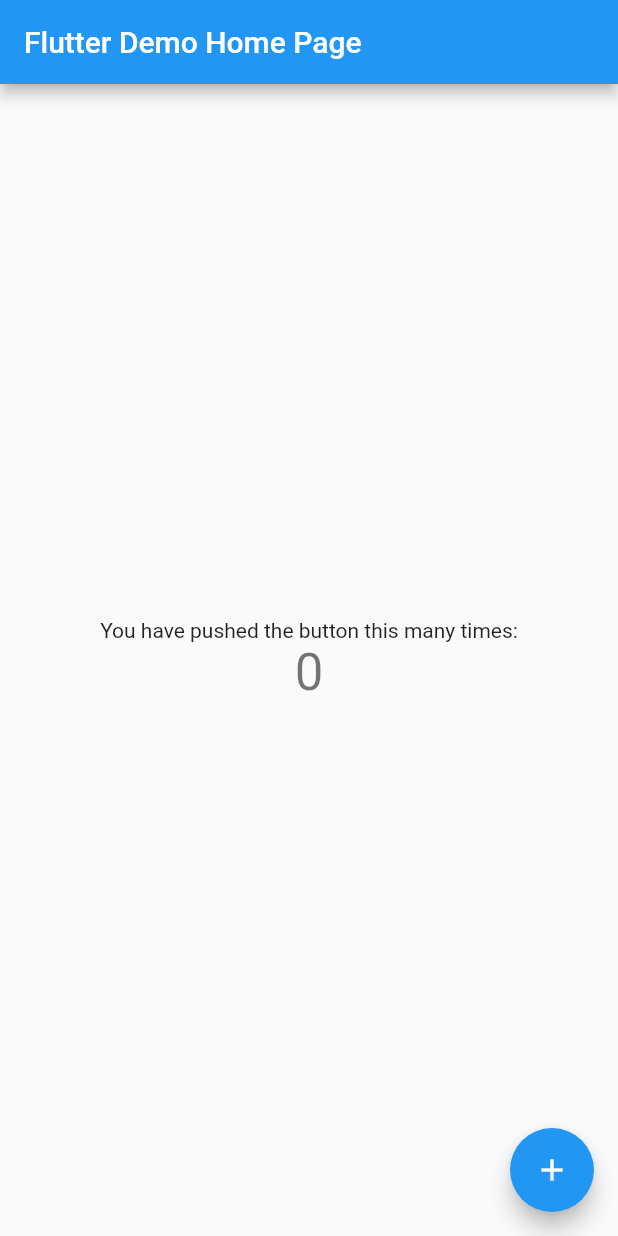
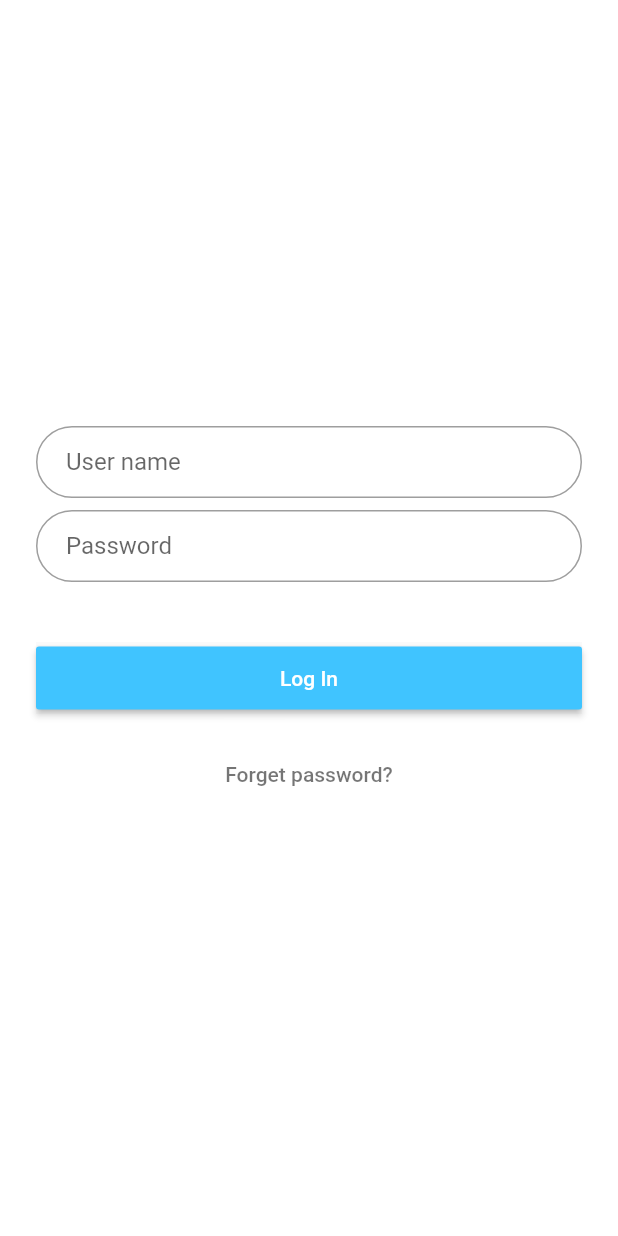
Before and after one commit to ShoeRiderr/flutter_mysql_login_app, a Flutter app: the screen it shows after launch, on a phone screen of 412 x 824 dp. Run offline on Flutter 3.47's test engine with Material 2 defaults, Android fonts, the phone set to English and light mode, and no system bars.

Commit message:
prepare login and welcome page layouts

```diff
--- /dev/null
+++ b/lib/login_page.dart
@@ -0,0 +1,83 @@
+import 'package:flutter/material.dart';
+import 'home_page.dart';
+
+class LoginPage extends StatefulWidget {
+  const LoginPage({Key? key}) : super(key: key);
+  static String tag = 'login-page';
+
+  @override
+  State<LoginPage> createState() => _LoginPageState();
+}
+
+class _LoginPageState extends State<LoginPage> {
+  @override
+  Widget build(BuildContext context) {
+
+    final name = TextFormField(
+      keyboardType: TextInputType.text,
+      autofocus: false,
+      decoration: InputDecoration(
+        hintText: 'User name',
+        contentPadding: const EdgeInsets.fromLTRB(20.0, 10.0, 20.0, 10.0),
+        border: OutlineInputBorder(
+          borderRadius: BorderRadius.circular(32.0)
+        )
+      )
+    );
+
+    final password = TextFormField(
+        autofocus: false,
+        obscureText: true,
+        decoration: InputDecoration(
+            hintText: 'Password',
+            contentPadding: const EdgeInsets.fromLTRB(20.0, 10.0, 20.0, 10.0),
+            border: OutlineInputBorder(
+                borderRadius: BorderRadius.circular(32.0)
+            )
+        )
+    );
+
+    final loginButton = Padding(
+      padding: const EdgeInsets.symmetric(vertical: 16.0),
+      child: Material(
+        shadowColor: Colors.lightBlueAccent.shade100,
+        child: MaterialButton(
+          minWidth: 200.0,
+          height: 42.0,
+          onPressed: () {
+            Navigator.of(context).pushNamed(HomePage.tag);
+          },
+          color: Colors.lightBlueAccent,
+          child: const Text('Log In', style: TextStyle(color: Colors.white)),
+        ),
+      ),
+    );
+
+    final forgotLabel = TextButton(
+      onPressed: () {  },
+      child: const Text(
+        'Forget password?',
+        style: TextStyle(color: Colors.black54),
+      )
+    );
+
+
+    return Scaffold(
+      backgroundColor: Colors.white,
+      body: Center(
+        child: ListView(
+          shrinkWrap: true,
+          padding: const EdgeInsets.only(left: 24.0, right: 24.0),
+          children: <Widget>[
+            name,
+            const SizedBox(height: 8.0),
+            password,
+            const SizedBox(height: 24.0),
+            loginButton,
+            forgotLabel
+          ],
+        )
+      )
+    );
+  }
+}
--- a/lib/main.dart
+++ b/lib/main.dart
@@ -1,115 +1,28 @@
 import 'package:flutter/material.dart';
+import 'login_page.dart';
+import 'home_page.dart';
 
-void main() {
-  runApp(const MyApp());
-}
+void main() => runApp(const MyApp());
 
 class MyApp extends StatelessWidget {
   const MyApp({super.key});
+  // This widget is the root of your application.
 
-  // This widget is the root of your application.
   @override
   Widget build(BuildContext context) {
+    final routes = <String, WidgetBuilder>{
+      LoginPage.tag: (context) => const LoginPage(),
+      HomePage.tag: (context) => const HomePage(),
+    };
+
     return MaterialApp(
       title: 'Flutter Demo',
       theme: ThemeData(
-        // This is the theme of your application.
-        //
-        // Try running your application with "flutter run". You'll see the
-        // application has a blue toolbar. Then, without quitting the app, try
-        // changing the primarySwatch below to Colors.green and then invoke
-        // "hot reload" (press "r" in the console where you ran "flutter run",
-        // or simply save your changes to "hot reload" in a Flutter IDE).
-        // Notice that the counter didn't reset back to zero; the application
-        // is not restarted.
+
         primarySwatch: Colors.blue,
       ),
-      home: const MyHomePage(title: 'Flutter Demo Home Page'),
+      home: const LoginPage(),
+      routes: routes,
     );
   }
 }
-
-class MyHomePage extends StatefulWidget {
-  const MyHomePage({super.key, required this.title});
-
-  // This widget is the home page of your application. It is stateful, meaning
-  // that it has a State object (defined below) that contains fields that affect
-  // how it looks.
-
-  // This class is the configuration for the state. It holds the values (in this
-  // case the title) provided by the parent (in this case the App widget) and
-  // used by the build method of the State. Fields in a Widget subclass are
-  // always marked "final".
-
-  final String title;
-
-  @override
-  State<MyHomePage> createState() => _MyHomePageState();
-}
-
-class _MyHomePageState extends State<MyHomePage> {
-  int _counter = 0;
-
-  void _incrementCounter() {
-    setState(() {
-      // This call to setState tells the Flutter framework that something has
-      // changed in this State, which causes it to rerun the build method below
-      // so that the display can reflect the updated values. If we changed
-      // _counter without calling setState(), then the build method would not be
-      // called again, and so nothing would appear to happen.
-      _counter++;
-    });
-  }
-
-  @override
-  Widget build(BuildContext context) {
-    // This method is rerun every time setState is called, for instance as done
-    // by the _incrementCounter method above.
-    //
-    // The Flutter framework has been optimized to make rerunning build methods
-    // fast, so that you can just rebuild anything that needs updating rather
-    // than having to individually change instances of widgets.
-    return Scaffold(
-      appBar: AppBar(
-        // Here we take the value from the MyHomePage object that was created by
-        // the App.build method, and use it to set our appbar title.
-        title: Text(widget.title),
-      ),
-      body: Center(
-        // Center is a layout widget. It takes a single child and positions it
-        // in the middle of the parent.
-        child: Column(
-          // Column is also a layout widget. It takes a list of children and
-          // arranges them vertically. By default, it sizes itself to fit its
-          // children horizontally, and tries to be as tall as its parent.
-          //
-          // Invoke "debug painting" (press "p" in the console, choose the
-          // "Toggle Debug Paint" action from the Flutter Inspector in Android
-          // Studio, or the "Toggle Debug Paint" command in Visual Studio Code)
-          // to see the wireframe for each widget.
-          //
-          // Column has various properties to control how it sizes itself and
-          // how it positions its children. Here we use mainAxisAlignment to
-          // center the children vertically; the main axis here is the vertical
-          // axis because Columns are vertical (the cross axis would be
-          // horizontal).
-          mainAxisAlignment: MainAxisAlignment.center,
-          children: <Widget>[
-            const Text(
-              'You have pushed the button this many times:',
-            ),
-            Text(
-              '$_counter',
-              style: Theme.of(context).textTheme.headline4,
-            ),
-          ],
-        ),
-      ),
-      floatingActionButton: FloatingActionButton(
-        onPressed: _incrementCounter,
-        tooltip: 'Increment',
-        child: const Icon(Icons.add),
-      ), // This trailing comma makes auto-formatting nicer for build methods.
-    );
-  }
-}
```
Also changed, not shown: lib/home_page.dart (added, +53 -0 lines).
